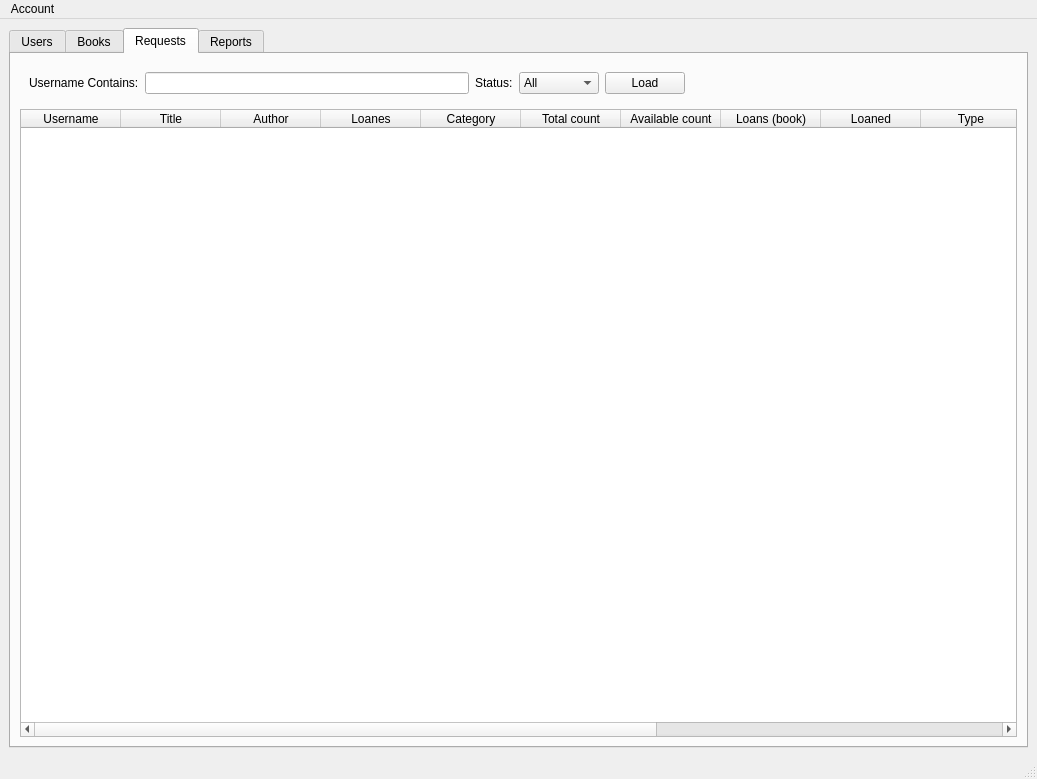
Old version of the form admin.ui in the repository mnnjbb2006-cmyk/BookFlow.
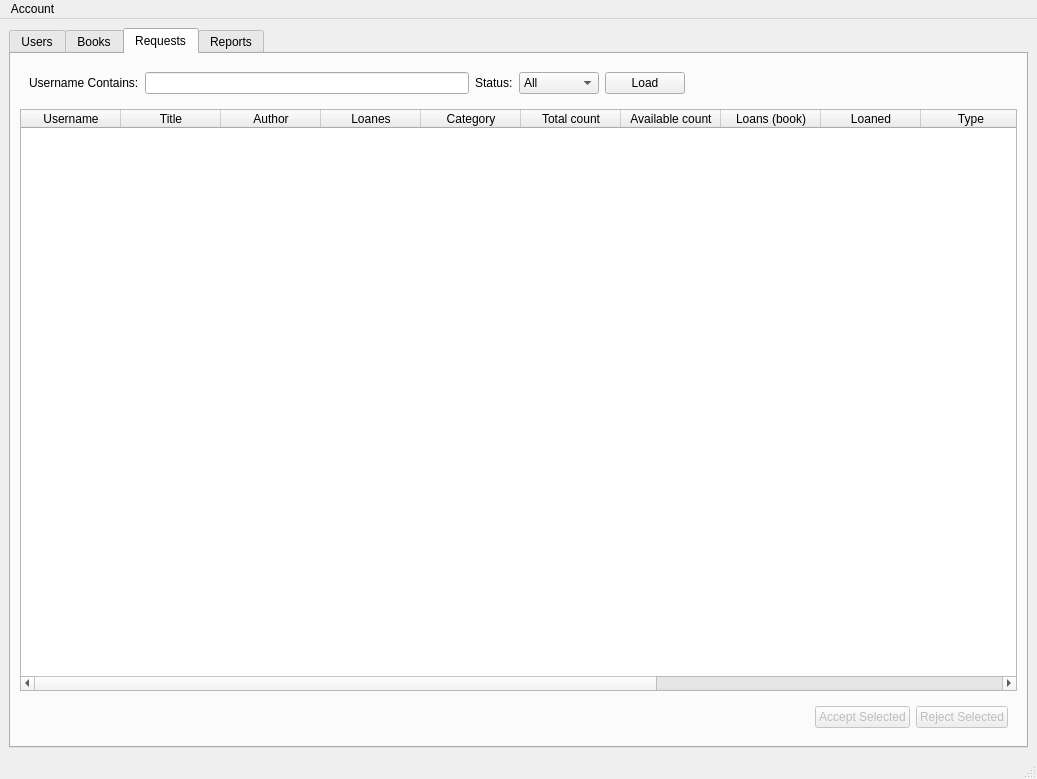
New version of the form. The open tabs and pages were chosen to show the change.

Commit message: admin buttions fixed

The edit to the form file:
```diff
--- a/admin.ui
+++ b/admin.ui
@@ -557,6 +557,51 @@
           </column>
          </widget>
         </item>
+        <item>
+         <widget class="QWidget" name="widget_10" native="true">
+          <property name="minimumSize">
+           <size>
+            <width>0</width>
+            <height>0</height>
+           </size>
+          </property>
+          <layout class="QHBoxLayout" name="horizontalLayout_11">
+           <item>
+            <spacer name="horizontalSpacer_4">
+             <property name="orientation">
+              <enum>Qt::Orientation::Horizontal</enum>
+             </property>
+             <property name="sizeHint" stdset="0">
+              <size>
+               <width>40</width>
+               <height>20</height>
+              </size>
+             </property>
+            </spacer>
+           </item>
+           <item>
+            <widget class="QPushButton" name="pushButtonAccept">
+             <property name="enabled">
+              <bool>false</bool>
+             </property>
+             <property name="text">
+              <string>Accept Selected</string>
+             </property>
+            </widget>
+           </item>
+           <item>
+            <widget class="QPushButton" name="pushButtonReject">
+             <property name="enabled">
+              <bool>false</bool>
+             </property>
+             <property name="text">
+              <string>Reject Selected</string>
+             </property>
+            </widget>
+           </item>
+          </layout>
+         </widget>
+        </item>
        </layout>
       </widget>
       <widget class="QWidget" name="tab">
```
Left out of the diff: 28 changed lines with no effect on the pictures. The commit also changes 1 other file.
